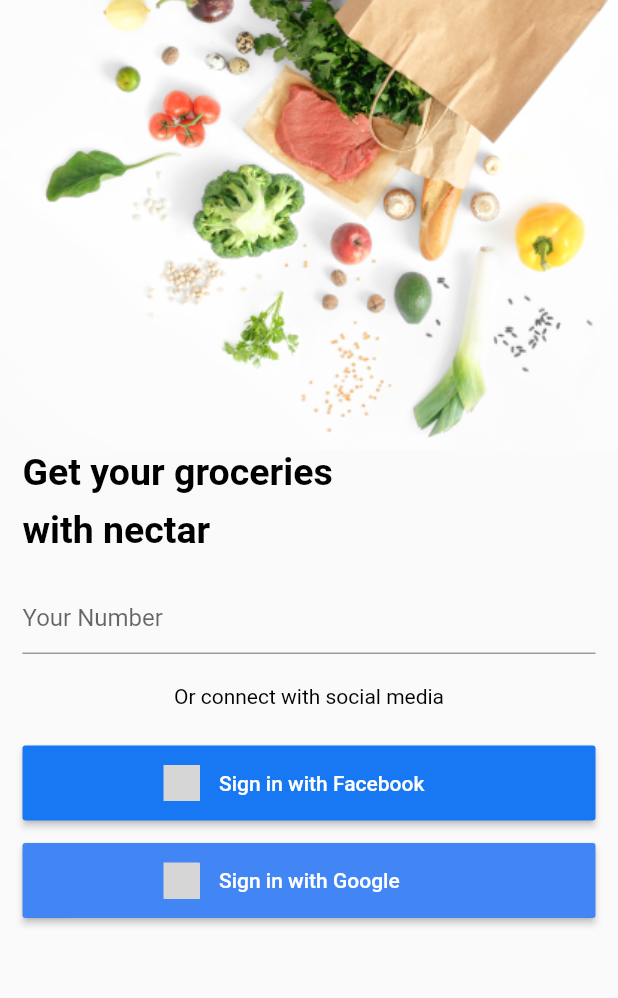
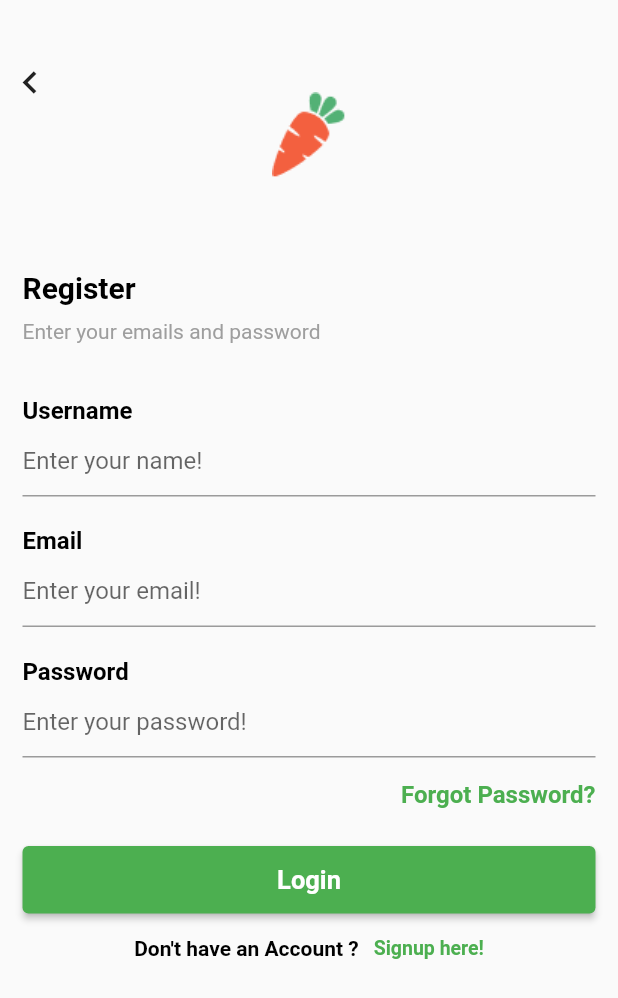
Before and after one commit to jahidul96/grocery_app, a Flutter app: the screen it shows after launch, after a tap on "Get Started", on a phone screen of 412 x 824 dp. Shown: the top 998 px of the screen. Run offline on Flutter 3.47's test engine with Material 2 defaults, Android fonts, the phone set to English and light mode, and no system bars; our stand-ins replace flutter_signin_button; grey boxes are pictures that could not be loaded.

Commit message:
signin and login ui added

```diff
--- /dev/null
+++ b/lib/components/InputWidget.dart
@@ -0,0 +1,18 @@
+import 'package:flutter/material.dart';
+import 'package:flutter/src/widgets/container.dart';
+import 'package:flutter/src/widgets/framework.dart';
+
+class InputWidget extends StatelessWidget {
+  final String hint;
+
+  const InputWidget({super.key, required this.hint});
+
+  @override
+  Widget build(BuildContext context) {
+    return TextField(
+      decoration: InputDecoration(
+        hintText: hint,
+      ),
+    );
+  }
+}
--- a/lib/components/button.dart
+++ b/lib/components/button.dart
@@ -1,4 +1,4 @@
-// ignore_for_file: sort_child_properties_last
+// ignore_for_file: sort_child_properties_last, prefer_const_constructors
 
 import 'package:flutter/material.dart';
 import 'package:flutter/src/widgets/container.dart';
@@ -21,8 +21,9 @@ class ReuseableButton extends StatelessWidget {
 
   @override
   Widget build(BuildContext context) {
-    return SizedBox(
-      child: ElevatedButton(
+    return ElevatedButton(
+      style: ButtonStyle(
+          backgroundColor: MaterialStatePropertyAll<Color>(Colors.green)),
       child: Text(
         text,
         style: TextStyle(
@@ -32,7 +33,6 @@ class ReuseableButton extends StatelessWidget {
         ),
       ),
       onPressed: onPressed,
-      ),
     );
   }
 }
--- /dev/null
+++ b/lib/screens/register.dart
@@ -0,0 +1,182 @@
+// ignore_for_file: avoid_unnecessary_containers, prefer_const_constructors
+
+import 'package:flutter/material.dart';
+import 'package:flutter/src/widgets/container.dart';
+import 'package:flutter/src/widgets/framework.dart';
+import 'package:groceries_app/components/InputWidget.dart';
+import 'package:groceries_app/components/TextWidget.dart';
+import 'package:groceries_app/components/button.dart';
+import 'package:groceries_app/screens/home_screen.dart';
+import 'package:groceries_app/screens/login.dart';
+import 'package:groceries_app/screens/welcome.dart';
+
+class Register extends StatefulWidget {
+  const Register({super.key});
+
+  @override
+  State<Register> createState() => _RegisterState();
+}
+
+class _RegisterState extends State<Register> {
+  // gotoHome
+  void register() {
+    Navigator.push(
+      context,
+      MaterialPageRoute(builder: (context) => HomeScreen()),
+    );
+  }
+
+  @override
+  Widget build(BuildContext context) {
+    return Scaffold(
+      body: Container(
+        child: Column(
+          children: [
+            // top icon image widget!
+            Container(
+              height: 180,
+              width: double.infinity,
+              decoration: BoxDecoration(
+                image: DecorationImage(
+                  image: AssetImage("assets/image/carrot.png"),
+                ),
+              ),
+              child: Container(
+                padding: EdgeInsets.only(left: 5),
+                margin: EdgeInsets.only(top: 40),
+                child: Column(
+                    crossAxisAlignment: CrossAxisAlignment.start,
+                    children: [
+                      InkWell(
+                        child: Icon(
+                          Icons.chevron_left,
+                          size: 30,
+                        ),
+                        onTap: () {
+                          Navigator.push(
+                            context,
+                            MaterialPageRoute(
+                                builder: (context) => WelcomeScreen()),
+                          );
+                        },
+                      )
+                    ]),
+              ),
+            ),
+            Container(
+              padding: EdgeInsets.only(left: 15, right: 15),
+              child: Column(
+                crossAxisAlignment: CrossAxisAlignment.start,
+                children: [
+                  // logging text widget
+                  TextWidget(
+                    text: "Register",
+                    fontweight: FontWeight.bold,
+                  ),
+                  SizedBox(height: 10),
+                  TextWidget(
+                    text: "Enter your emails and password",
+                    color: Colors.grey,
+                    fontsize: 14,
+                  ),
+
+                  // email and password widget!!
+                  Container(
+                    margin: EdgeInsets.only(top: 35, bottom: 15),
+                    child: Column(
+                      crossAxisAlignment: CrossAxisAlignment.start,
+                      children: [
+                        TextWidget(
+                          text: "Username",
+                          fontsize: 16,
+                          fontweight: FontWeight.bold,
+                        ),
+                        InputWidget(hint: "Enter your name!"),
+                        SizedBox(height: 20),
+                        TextWidget(
+                          text: "Email",
+                          fontsize: 16,
+                          fontweight: FontWeight.bold,
+                        ),
+                        InputWidget(hint: "Enter your email!"),
+                        SizedBox(height: 20),
+                        TextWidget(
+                          text: "Password",
+                          fontsize: 16,
+                          fontweight: FontWeight.bold,
+                        ),
+                        InputWidget(hint: "Enter your password!"),
+                      ],
+                    ),
+                  ),
+                ],
+              ),
+            ),
+
+            // forgot password widget!
+            Container(
+              width: double.infinity,
+              padding: EdgeInsets.only(right: 15),
+              child: Column(
+                crossAxisAlignment: CrossAxisAlignment.end,
+                children: [
+                  TextWidget(
+                    text: "Forgot Password?",
+                    color: Colors.green,
+                    fontsize: 16,
+                    fontweight: FontWeight.bold,
+                  ),
+                ],
+              ),
+            ),
+
+            Container(
+              padding: EdgeInsets.only(left: 15, right: 15),
+              margin: EdgeInsets.only(top: 25, bottom: 15),
+              child: Column(
+                children: [
+                  SizedBox(
+                    width: double.infinity,
+                    height: 45,
+                    child: ReuseableButton(
+                      text: "Login",
+                      color: Colors.white,
+                      fontWeight: FontWeight.bold,
+                      onPressed: register,
+                    ),
+                  ),
+                  SizedBox(height: 15),
+                  Row(
+                    mainAxisAlignment: MainAxisAlignment.center,
+                    children: [
+                      TextWidget(
+                        text: "Don't have an Account ?",
+                        fontsize: 14,
+                        fontweight: FontWeight.bold,
+                      ),
+                      SizedBox(width: 10),
+                      InkWell(
+                        child: TextWidget(
+                          text: "Signup here!",
+                          color: Colors.green,
+                          fontsize: 13,
+                          fontweight: FontWeight.bold,
+                        ),
+                        onTap: () {
+                          Navigator.push(
+                            context,
+                            MaterialPageRoute(builder: (context) => Login()),
+                          );
+                        },
+                      )
+                    ],
+                  )
+                ],
+              ),
+            )
+          ],
+        ),
+      ),
+    );
+  }
+}
--- a/lib/screens/signin.dart
+++ b/lib/screens/signin.dart
@@ -63,7 +63,7 @@ class _SigninScreenState extends State<SigninScreen> {
                 SizedBox(height: 25),
                 SizedBox(
                   width: double.infinity,
-                  height: 50,
+                  height: 45,
                   child: SignInButton(
                     Buttons.FacebookNew,
                     onPressed: () {},
@@ -72,7 +72,7 @@ class _SigninScreenState extends State<SigninScreen> {
                 SizedBox(height: 15),
                 SizedBox(
                   width: double.infinity,
-                  height: 50,
+                  height: 45,
                   child: SignInButton(
                     Buttons.GoogleDark,
                     onPressed: () {},
--- a/lib/screens/welcome.dart
+++ b/lib/screens/welcome.dart
@@ -3,6 +3,8 @@
 import 'package:flutter/material.dart';
 import 'package:flutter/src/widgets/container.dart';
 import 'package:flutter/src/widgets/framework.dart';
+import 'package:groceries_app/screens/login.dart';
+import 'package:groceries_app/screens/register.dart';
 import 'package:groceries_app/screens/signin.dart';
 
 class WelcomeScreen extends StatelessWidget {
@@ -47,7 +49,7 @@ class WelcomeScreen extends StatelessWidget {
                     onPressed: () {
                       Navigator.push(
                         context,
-                        MaterialPageRoute(builder: (context) => SigninScreen()),
+                        MaterialPageRoute(builder: (context) => Register()),
                       );
                     },
                     child: Text(
```
Also changed, not shown: lib/components/reuseableComp.dart (added, +43 -0 lines), lib/screens/home_screen.dart (added, +30 -0 lines), lib/screens/login.dart (added, +185 -0 lines), assets/image/carrot.png (added), assets/image/map.png (added). Lines whose indentation alone changed are shown as unchanged.
